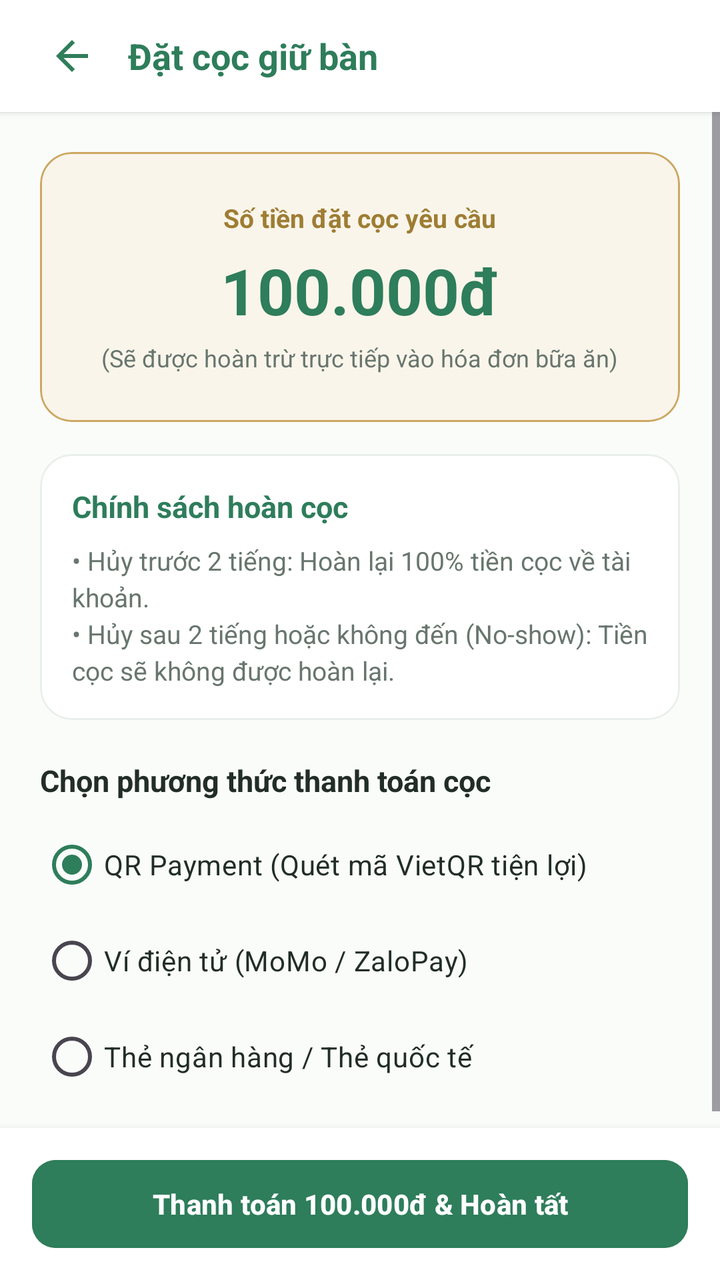
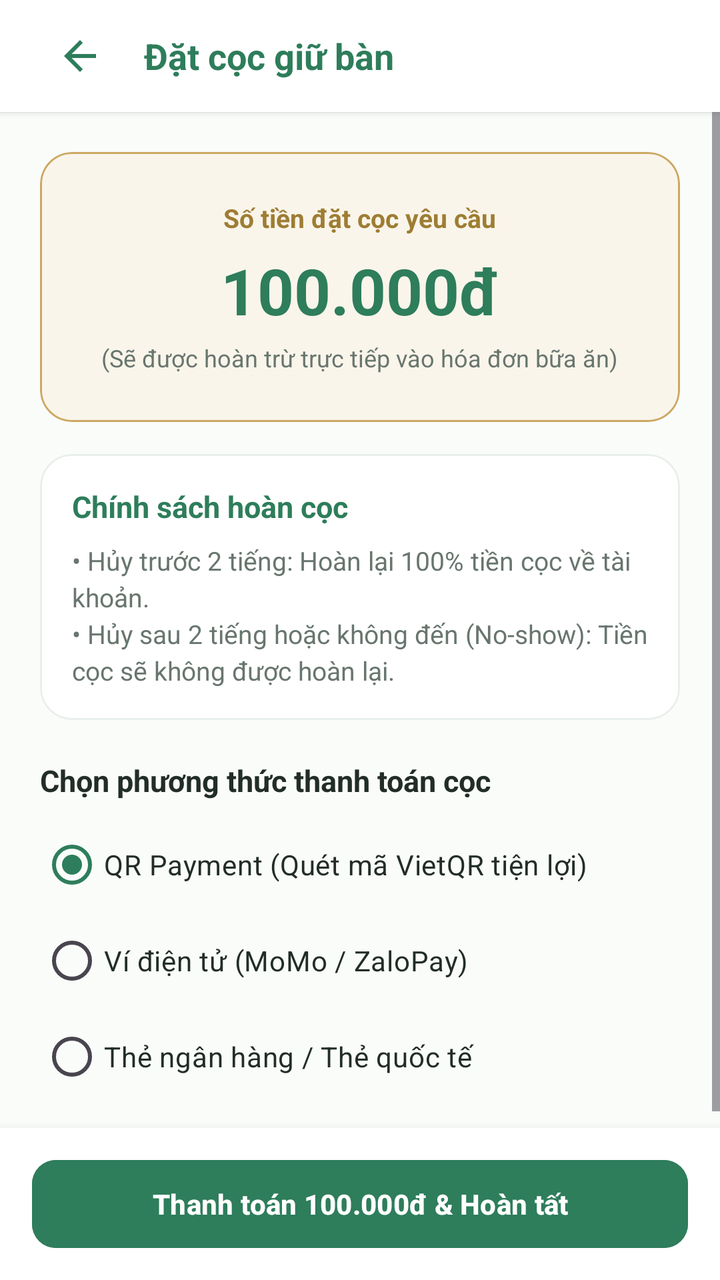

Compare the two renders of this Android layout. The source of the first and the diff that turns it into the second are given below.
<!-- AndroidManifest.xml: application theme Theme.VietTable -->
<!-- res/layout/fragment_res_deposit.xml -->
<?xml version="1.0" encoding="utf-8"?>
<LinearLayout
    xmlns:android="http://schemas.android.com/apk/res/android"
    xmlns:app="http://schemas.android.com/apk/res-auto"
    android:layout_width="match_parent"
    android:layout_height="match_parent"
    android:background="@color/bg_cream"
    android:orientation="vertical">

    
    <LinearLayout
        android:layout_width="match_parent"
        android:layout_height="wrap_content"
        android:minHeight="56dp"
        android:tag="safe_top"
        android:background="@color/surface"
        android:elevation="2dp"
        android:gravity="center_vertical"
        android:orientation="horizontal"
        android:paddingHorizontal="16dp">

        <ImageButton
            android:id="@+id/btnBack"
            android:layout_width="40dp"
            android:layout_height="40dp"
            android:background="?attr/selectableItemBackgroundBorderless"
            android:src="@drawable/ic_back"
            app:tint="@color/primary" />

        <TextView
            android:layout_width="0dp"
            android:layout_height="wrap_content"
            android:layout_marginStart="8dp"
            android:layout_weight="1"
            android:text="Đặt cọc giữ bàn"
            android:textColor="@color/primary"
            android:textSize="18sp"
            android:textStyle="bold" />
    </LinearLayout>

    <ScrollView
        android:layout_width="match_parent"
        android:layout_height="0dp"
        android:layout_weight="1"
        android:fillViewport="true">

        <LinearLayout
            android:layout_width="match_parent"
            android:layout_height="wrap_content"
            android:orientation="vertical"
            android:padding="20dp">

            
            <com.google.android.material.card.MaterialCardView
                style="@style/Widget.VietTable.Card.Gold"
                android:layout_width="match_parent"
                android:layout_height="wrap_content">

                <LinearLayout
                    android:layout_width="match_parent"
                    android:layout_height="wrap_content"
                    android:gravity="center"
                    android:orientation="vertical"
                    android:padding="24dp">

                    <TextView
                        android:layout_width="wrap_content"
                        android:layout_height="wrap_content"
                        android:text="Số tiền đặt cọc yêu cầu"
                        android:textColor="@color/accent_gold_dark"
                        android:textSize="13sp"
                        android:textStyle="bold" />

                    <TextView
                        android:id="@+id/tvDepositAmount"
                        android:layout_width="wrap_content"
                        android:layout_height="wrap_content"
                        android:layout_marginTop="6dp"
                        android:text="100.000đ"
                        android:textColor="@color/primary"
                        android:textSize="32sp"
                        android:textStyle="bold" />

                    <TextView
                        android:layout_width="wrap_content"
                        android:layout_height="wrap_content"
                        android:layout_marginTop="4dp"
                        android:text="(Sẽ được hoàn trừ trực tiếp vào hóa đơn bữa ăn)"
                        android:textColor="@color/text_secondary"
                        android:textSize="12sp" />
                </LinearLayout>
            </com.google.android.material.card.MaterialCardView>

            
            <com.google.android.material.card.MaterialCardView
                style="@style/Widget.VietTable.Card.Outlined"
                android:layout_width="match_parent"
                android:layout_height="wrap_content"
                android:layout_marginTop="16dp">

                <LinearLayout
                    android:layout_width="match_parent"
                    android:layout_height="wrap_content"
                    android:orientation="vertical"
                    android:padding="16dp">

                    <TextView
                        android:layout_width="match_parent"
                        android:layout_height="wrap_content"
                        android:text="Chính sách hoàn cọc"
                        android:textColor="@color/primary"
                        android:textSize="15sp"
                        android:textStyle="bold" />

                    <TextView
                        android:layout_width="match_parent"
                        android:layout_height="wrap_content"
                        android:layout_marginTop="8dp"
                        android:lineSpacingExtra="3dp"
                        android:text="• Hủy trước 2 tiếng: Hoàn lại 100% tiền cọc về tài khoản.\n• Hủy sau 2 tiếng hoặc không đến (No-show): Tiền cọc sẽ không được hoàn lại."
                        android:textColor="@color/text_secondary"
                        android:textSize="13sp" />
                </LinearLayout>
            </com.google.android.material.card.MaterialCardView>

            
            <TextView
                android:layout_width="match_parent"
                android:layout_height="wrap_content"
                android:layout_marginTop="20dp"
                android:text="Chọn phương thức thanh toán cọc"
                android:textColor="@color/text_primary"
                android:textSize="15sp"
                android:textStyle="bold" />

            <RadioGroup
                android:id="@+id/rgDepositMethod"
                android:layout_width="match_parent"
                android:layout_height="wrap_content"
                android:layout_marginTop="8dp">

                <RadioButton
                    android:id="@+id/rbQrPay"
                    android:layout_width="match_parent"
                    android:layout_height="48dp"
                    android:checked="true"
                    android:text="QR Payment (Quét mã VietQR tiện lợi)"
                    android:textColor="@color/text_primary"
                    android:textSize="14sp" />

                <RadioButton
                    android:id="@+id/rbEWallet"
                    android:layout_width="match_parent"
                    android:layout_height="48dp"
                    android:text="Ví điện tử (MoMo / ZaloPay)"
                    android:textColor="@color/text_primary"
                    android:textSize="14sp" />

                <RadioButton
                    android:id="@+id/rbCard"
                    android:layout_width="match_parent"
                    android:layout_height="48dp"
                    android:text="Thẻ ngân hàng / Thẻ quốc tế"
                    android:textColor="@color/text_primary"
                    android:textSize="14sp" />
            </RadioGroup>

        </LinearLayout>
    </ScrollView>

    
    <LinearLayout
        android:layout_width="match_parent"
        android:layout_height="wrap_content"
        android:minHeight="72dp"
        android:tag="safe_bottom"
        android:background="@color/surface"
        android:elevation="8dp"
        android:gravity="center"
        android:paddingHorizontal="16dp"
        android:paddingVertical="12dp">

        <com.google.android.material.button.MaterialButton
            android:id="@+id/btnConfirmDeposit"
            style="@style/Widget.VietTable.Button.Primary"
            android:layout_width="match_parent"
            android:layout_height="wrap_content"
            android:text="Thanh toán 100.000đ &amp; Hoàn tất" />
    </LinearLayout>

</LinearLayout>
<!-- resources referenced by this layout -->
<resources>
  <color name="accent_gold_dark">#9E7D33</color>
  <color name="bg_cream">#FAFCFA</color>
  <color name="primary">#2E7D5B</color>
  <color name="surface">#FFFFFF</color>
  <color name="text_primary">#222D27</color>
  <color name="text_secondary">#68766E</color>
  <style name="Theme.VietTable" parent="Base.Theme.VietTable" />
  <dimen name="btn_height_primary">52dp</dimen>
  <dimen name="radius_medium">12dp</dimen>
  <dimen name="radius_large">16dp</dimen>
  <dimen name="card_elevation">1.5dp</dimen>
  <color name="accent_gold_container">#FAF5EB</color>
  <color name="accent_gold">#CCA862</color>
  <dimen name="card_stroke_width">1dp</dimen>
  <color name="divider">#E9EFEB</color>
  <style name="Base.Theme.VietTable" parent="Theme.Material3.Light.NoActionBar">
          
          <item name="colorPrimary">@color/primary</item>
          <item name="colorPrimaryDark">@color/primary_dark</item>
          <item name="colorOnPrimary">@color/on_primary</item>
          <item name="colorPrimaryContainer">@color/primary_container</item>
          <item name="colorOnPrimaryContainer">@color/on_primary_container</item>
  
          <item name="colorSecondary">@color/accent_gold</item>
          <item name="colorOnSecondary">@color/white</item>
          <item name="colorSecondaryContainer">@color/accent_gold_container</item>
          <item name="colorOnSecondaryContainer">@color/accent_gold_dark</item>
  
          <item name="android:colorBackground">@color/bg_cream</item>
          <item name="colorSurface">@color/surface</item>
          <item name="colorOnSurface">@color/text_primary</item>
          <item name="colorSurfaceVariant">@color/surface_variant</item>
  
          <item name="colorError">@color/semantic_error</item>
          <item name="colorOnError">@color/white</item>
  
          
          <item name="android:statusBarColor">@android:color/transparent</item>
          <item name="android:windowLightStatusBar">true</item>
          <item name="android:navigationBarColor">@android:color/transparent</item>
          <item name="android:windowLightNavigationBar">true</item>
  
          
          <item name="colorAccent">@color/primary</item>
          <item name="alertDialogTheme">@style/ThemeOverlay.VietTable.Dialog.Alert</item>
          <item name="materialAlertDialogTheme">@style/ThemeOverlay.VietTable.MaterialAlertDialog</item>
          <item name="buttonBarPositiveButtonStyle">@style/Widget.VietTable.Dialog.Button.Positive</item>
          <item name="buttonBarNegativeButtonStyle">@style/Widget.VietTable.Dialog.Button.Negative</item>
          <item name="buttonBarNeutralButtonStyle">@style/Widget.VietTable.Dialog.Button.Neutral</item>
          <item name="materialButtonStyle">@style/Widget.VietTable.Button.Primary</item>
          <item name="materialButtonOutlinedStyle">@style/Widget.VietTable.Button.Outlined</item>
          <item name="borderlessButtonStyle">@style/Widget.VietTable.Button.Text</item>
          <item name="materialCardViewStyle">@style/Widget.VietTable.Card</item>
          <item name="textInputStyle">@style/Widget.VietTable.TextInputLayout</item>
          <item name="toolbarStyle">@style/Widget.VietTable.Toolbar</item>
          <item name="bottomNavigationStyle">@style/Widget.VietTable.BottomNavigationView</item>
      </style>
  <dimen name="text_button">14sp</dimen>
  <color name="primary_dark">#24654A</color>
  <color name="on_primary">#FFFFFF</color>
  <color name="primary_container">#EEF7F2</color>
  <color name="on_primary_container">#1B4E38</color>
  <color name="white">#FFFFFFFF</color>
  <color name="surface_variant">#F3F7F5</color>
  <color name="semantic_error">#D32F2F</color>
  <color name="transparent">#00000000</color>
  <style name="TextAppearance.VietTable.BottomNav.Label" parent="TextAppearance.Material3.LabelSmall">
          <item name="android:textSize">11sp</item>
          <item name="android:textStyle">normal</item>
      </style>
  <!-- unchanged entries left out for length: 19 -->
</resources>

<!-- the commit's change to res/layout/fragment_res_deposit.xml (unified diff, before → after) -->
@@ -21,8 +21,9 @@
 
         <ImageButton
             android:id="@+id/btnBack"
-            android:layout_width="40dp"
-            android:layout_height="40dp"
+            android:layout_width="48dp"
+            android:layout_height="48dp"
+            android:contentDescription="@string/a11y_back"
             android:background="?attr/selectableItemBackgroundBorderless"
             android:src="@drawable/ic_back"
             app:tint="@color/primary" />
<!-- resource entries referenced after the edit -->
@@ -6,6 +6,7 @@
   <color name="surface">#FFFFFF</color>
   <color name="text_primary">#222D27</color>
   <color name="text_secondary">#68766E</color>
+  <string name="a11y_back">Quay lại</string>
   <style name="Theme.VietTable" parent="Base.Theme.VietTable" />
   <dimen name="btn_height_primary">52dp</dimen>
   <dimen name="radius_medium">12dp</dimen>
@@ -40,7 +41,6 @@
           <item name="android:statusBarColor">@android:color/transparent</item>
           <item name="android:windowLightStatusBar">true</item>
           <item name="android:navigationBarColor">@android:color/transparent</item>
-          <item name="android:windowLightNavigationBar">true</item>
   
           
           <item name="colorAccent">@color/primary</item>
